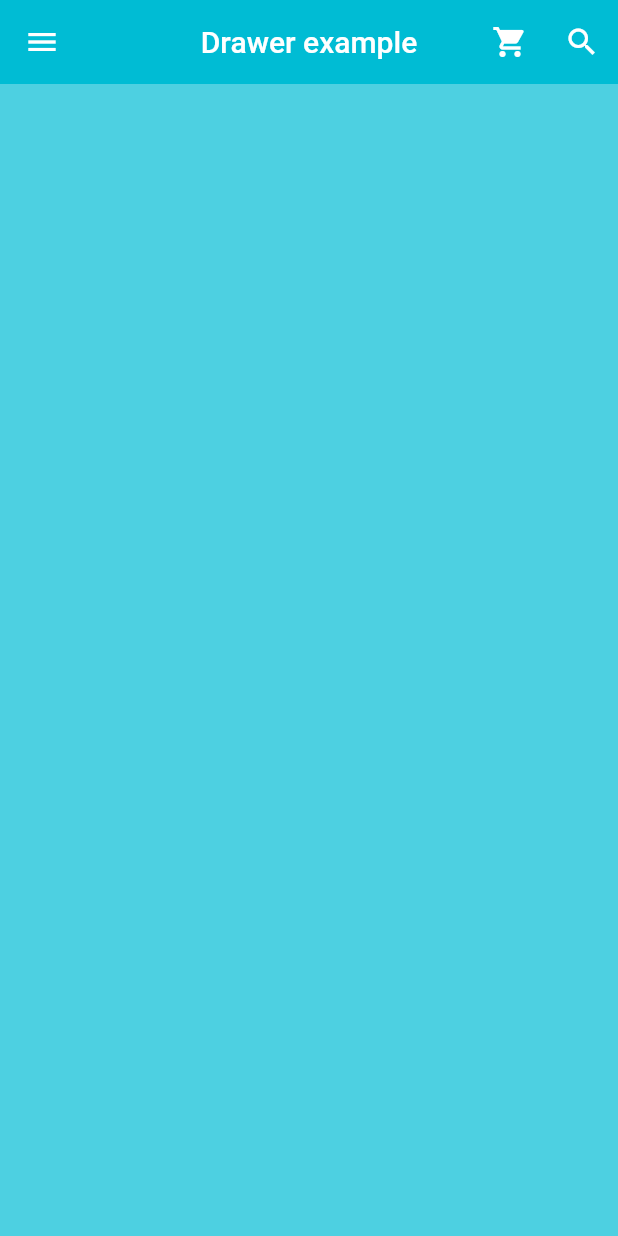
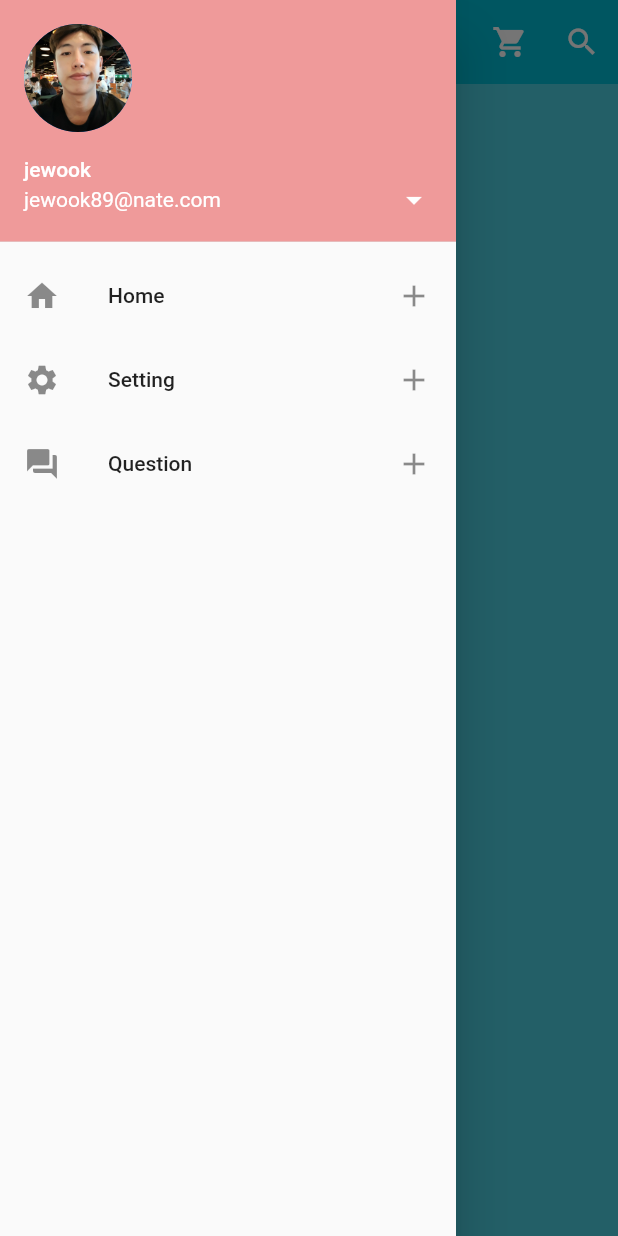
Before and after one commit to jewook123/flutter, a Flutter app: the screen it shows after launch, with the side drawer open (before the commit the screen has no drawer), on a phone screen of 412 x 824 dp. Run offline on Flutter 3.47's test engine with Material 2 defaults, Android fonts, the phone set to English and light mode, and no system bars.

```diff
--- a/lib/main.dart
+++ b/lib/main.dart
@@ -23,22 +23,64 @@ class Grade extends StatelessWidget {
           centerTitle: true,
           backgroundColor: Colors.cyan[500],
           elevation: 0,
-          leading: IconButton(
-            icon: Icon(Icons.menu),
-            onPressed: () {
-              print('cliecked');
-            },
-            ),
-            actions: [
+          actions: [
               IconButton(onPressed: (){
                 print("shopping cart");
               }, icon: Icon(Icons.shopping_cart)),
               IconButton(onPressed: (){
                 print("search");
               }, icon: Icon(Icons.search))
+          ],
+        ),
+        drawer: Drawer(
+          child: ListView(
+            padding: EdgeInsets.zero,
+            children: [
+              UserAccountsDrawerHeader(
+                currentAccountPicture: CircleAvatar(
+                  backgroundImage: AssetImage('assets/profile.jpg'),),
+                  // otherAccountsPictures: [
+                  //   CircleAvatar(
+                  //     backgroundImage: AssetImage('assets/profile.jpg'),
+                  //     backgroundColor: Colors.white,)
+                  // ],
+                accountName: Text('jewook'),
+                accountEmail: Text('jewook89@nate.com'),
+                onDetailsPressed: () {
+                  print('arrow is clicked');
+                },
+                decoration: BoxDecoration(
+                  color: Colors.red[200]
+                ),
+              ),
+              ListTile(
+                leading: Icon(Icons.home),
+                title : Text('Home'),
+                onTap: () {
+                  print('home tap');
+                },
+                trailing: Icon(Icons.add),
+              ),
+              ListTile(
+                leading: Icon(Icons.settings),
+                title : Text('Setting'),
+                onTap: () {
+                  print('Setting tap');
+                },
+                trailing: Icon(Icons.add),
+              ),
+              ListTile(
+                leading: Icon(Icons.question_answer),
+                title : Text('Question'),
+                onTap: () {
+                  print('question_answer tap');
+                },
+                trailing: Icon(Icons.add),
+              ),
             ],
+          ),
+        ),
 
-        ),
     );
   }
 }
```
